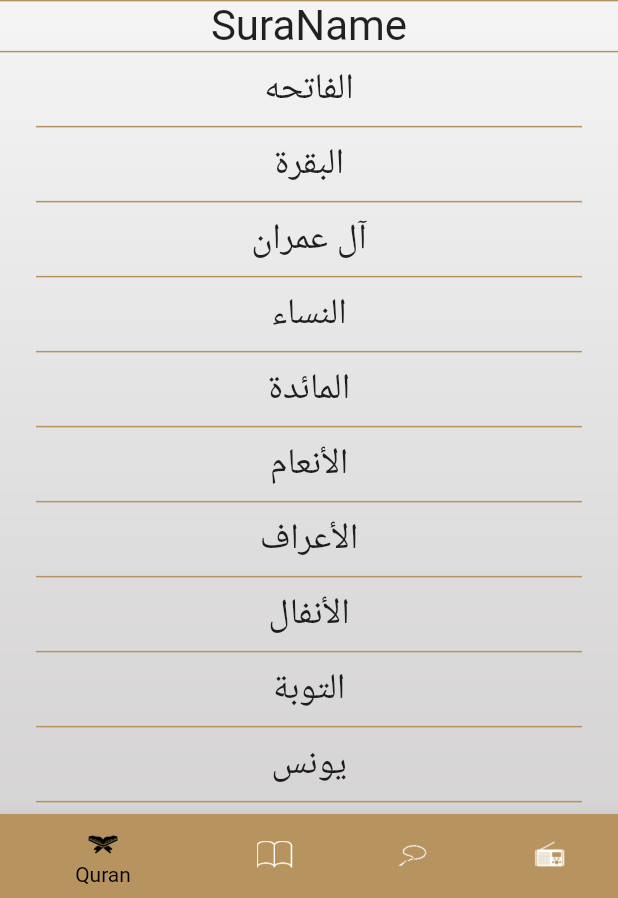
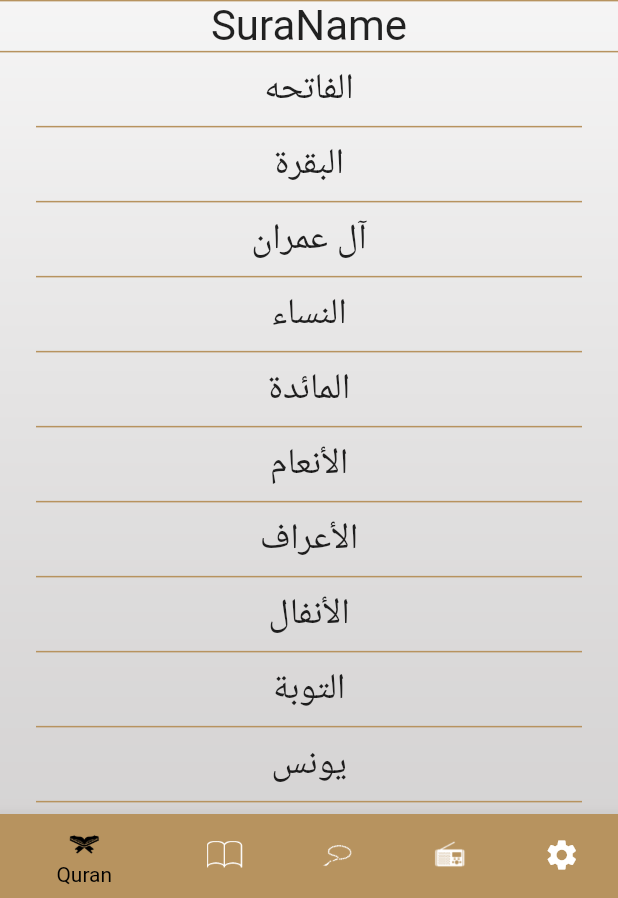
Before and after one commit to mohamednabiltraining/islami-sun-c4, a Flutter app: the screen it shows after launch, on a phone screen of 412 x 824 dp, the part 338-1236 px from its top. Run offline on Flutter 3.47's test engine with Material 2 defaults, Android fonts, the phone set to English and light mode, and no system bars; generated files the repository leaves out were written again.

Commit message:
solved hadeth page finished settings page

```diff
--- a/lib/home/HomeScreen.dart
+++ b/lib/home/HomeScreen.dart
@@ -3,8 +3,11 @@ import 'package:flutter_gen/gen_l10n/app_localizations.dart';
 import 'package:islami_sun/home/hadeth/HadtehTab.dart';
 import 'package:islami_sun/home/quran/QuranTab.dart';
 import 'package:islami_sun/home/radio/RadioTab.dart';
+import 'package:islami_sun/home/settings/SettingsTab.dart';
 import 'package:islami_sun/home/tasbeh/TasbehTab.dart';
 import 'package:islami_sun/main.dart';
+import 'package:islami_sun/providers/AppConfig.dart';
+import 'package:provider/provider.dart';
 
 class HomeScreen extends StatefulWidget {
   static const String routeName = 'Home';
@@ -18,22 +21,21 @@ class _HomeScreenState extends State<HomeScreen> {
 
   @override
   Widget build(BuildContext context) {
+    var provider = Provider.of<AppConfigProvider>(context);
     return Stack(
       children: [
         Image.asset(
-          'assets/images/main_background.png',
+          provider.themeMode == ThemeMode.light
+              ? 'assets/images/main_background.png'
+              : 'assets/images/main_background_dark.png',
           fit: BoxFit.fill,
           width: double.infinity,
         ),
         Scaffold(
-          backgroundColor: Colors.transparent,
           appBar: AppBar(
             title: Text(AppLocalizations.of(context)!.app_title),
           ),
-          bottomNavigationBar: Theme(
-            data: Theme.of(context)
-                .copyWith(canvasColor: MyThemeData.primaryColor),
-            child: BottomNavigationBar(
+          bottomNavigationBar: BottomNavigationBar(
             currentIndex: currentPage,
             onTap: (index) {
               currentPage = index;
@@ -42,19 +44,26 @@ class _HomeScreenState extends State<HomeScreen> {
             backgroundColor: MyThemeData.primaryColor,
             items: [
               BottomNavigationBarItem(
+                  backgroundColor: Theme.of(context).primaryColor,
                   icon: ImageIcon(AssetImage('assets/images/ic_quran.png')),
                   label: AppLocalizations.of(context)!.quran),
               BottomNavigationBarItem(
+                  backgroundColor: Theme.of(context).primaryColor,
                   icon: ImageIcon(AssetImage('assets/images/ic_hadeth.png')),
                   label: AppLocalizations.of(context)!.hadeth),
               BottomNavigationBarItem(
+                  backgroundColor: Theme.of(context).primaryColor,
                   icon: ImageIcon(AssetImage('assets/images/ic_sebha.png')),
                   label: AppLocalizations.of(context)!.sebha),
               BottomNavigationBarItem(
+                  backgroundColor: Theme.of(context).primaryColor,
                   icon: ImageIcon(AssetImage('assets/images/ic_radio.png')),
                   label: AppLocalizations.of(context)!.radio),
+              BottomNavigationBarItem(
+                  backgroundColor: Theme.of(context).primaryColor,
+                  icon: Icon(Icons.settings),
+                  label: 'Settings'),
             ],
-            ),
           ),
           body: Container(
             child: views[currentPage],
@@ -64,5 +73,11 @@ class _HomeScreenState extends State<HomeScreen> {
     );
   }
 
-  List<Widget> views = [QuranTab(), HadethTab(), TasbehTab(), RadioTab()];
+  List<Widget> views = [
+    QuranTab(),
+    HadethTab(),
+    TasbehTab(),
+    RadioTab(),
+    SettingsTab()
+  ];
 }
--- a/lib/home/hadeth/HadtehTab.dart
+++ b/lib/home/hadeth/HadtehTab.dart
@@ -46,9 +46,9 @@ class _HadethTabState extends State<HadethTab> {
     List<HadethItem> ahadtheData = [];
     String fileContent =
         await rootBundle.loadString('assets/files/ahadeth.txt');
-    List<String> ahadeth = fileContent.split('\r\n#');
+    List<String> ahadeth = fileContent.trim().split('\n#');
     for (int i = 0; i < ahadeth.length; i++) {
-      List<String> hadethLines = ahadeth[i].split('\r\n');
+      List<String> hadethLines = ahadeth[i].trim().split('\n');
       if (hadethLines[0].isEmpty) {
         hadethLines.removeAt(0);
       }
--- a/lib/main.dart
+++ b/lib/main.dart
@@ -4,18 +4,24 @@ import 'package:flutter_localizations/flutter_localizations.dart';
 import 'package:islami_sun/home/HomeScreen.dart';
 import 'package:islami_sun/home/hadeth/HadethDetailsScreen.dart';
 import 'package:islami_sun/home/quran/SuraDetailsScreen.dart';
+import 'package:islami_sun/providers/AppConfig.dart';
+import 'package:provider/provider.dart';
 
 void main() {
-  runApp(const MyApp());
+  runApp(ChangeNotifierProvider(
+      create: (context) => AppConfigProvider(), child: const MyApp()));
 }
 
 class MyThemeData {
   static const Color primaryColor = Color.fromARGB(255, 183, 147, 95);
+  static const Color DarkprimaryColor = Color.fromARGB(255, 20, 26, 46);
+  static const Color darkAccentColor = Color.fromARGB(255, 250, 204, 29);
   static ThemeData lightTheme = ThemeData(
     scaffoldBackgroundColor: Colors.transparent,
     bottomNavigationBarTheme: BottomNavigationBarThemeData(
         selectedLabelStyle: TextStyle(color: Colors.black),
         selectedItemColor: Colors.black,
+        unselectedItemColor: Colors.white,
         selectedIconTheme: IconThemeData(color: Colors.black),
         unselectedIconTheme: IconThemeData(color: Colors.white)),
     progressIndicatorTheme:
@@ -35,8 +41,9 @@ class MyThemeData {
     scaffoldBackgroundColor: Colors.transparent,
     bottomNavigationBarTheme: BottomNavigationBarThemeData(
         selectedLabelStyle: TextStyle(color: Colors.black),
-        selectedItemColor: Colors.black,
-        selectedIconTheme: IconThemeData(color: Colors.black),
+        selectedItemColor: darkAccentColor,
+        unselectedItemColor: Colors.white,
+        selectedIconTheme: IconThemeData(color: darkAccentColor),
         unselectedIconTheme: IconThemeData(color: Colors.white)),
     progressIndicatorTheme:
         ProgressIndicatorThemeData(color: MyThemeData.primaryColor),
@@ -49,7 +56,7 @@ class MyThemeData {
         ),
         color: Colors.transparent,
         elevation: 0),
-    primaryColor: MyThemeData.primaryColor,
+    primaryColor: MyThemeData.DarkprimaryColor,
   );
 }
 
@@ -59,10 +66,13 @@ class MyApp extends StatelessWidget {
   // This widget is the root of your application.
   @override
   Widget build(BuildContext context) {
+    AppConfigProvider provider = Provider.of<AppConfigProvider>(context);
     return MaterialApp(
+      locale: Locale(provider.appLanguage),
       title: 'islami',
       theme: MyThemeData.lightTheme,
       darkTheme: MyThemeData.darkTheme,
+      themeMode: provider.themeMode,
       routes: {
         HomeScreen.routeName: (buildContext) => HomeScreen(),
         SuraDetailsScreen.routeName: (buildContext) => SuraDetailsScreen(),
--- /dev/null
+++ b/lib/providers/AppConfig.dart
@@ -0,0 +1,25 @@
+import 'package:flutter/material.dart';
+
+class AppConfigProvider extends ChangeNotifier {
+  String appLanguage = 'en'; // Todo:read this value from sharedpreferences
+  ThemeMode themeMode =
+      ThemeMode.light; // Todo:read this value from sharedprefences
+  void changeLanguage(String newLanguage) {
+    if (newLanguage == appLanguage) return;
+    appLanguage = newLanguage;
+    //Todo:save language to sharedpreferences
+    notifyListeners();
+  }
+
+  String getSelectedLanguageText() {
+    if (appLanguage == 'en') return 'English';
+    return 'العربيه';
+  }
+
+  void changeTheme(ThemeMode mode) {
+    if (mode == themeMode) return;
+    themeMode = mode;
+    // Todo:save theme in sharedprefences
+    notifyListeners();
+  }
+}
--- a/pubspec.yaml
+++ b/pubspec.yaml
@@ -34,7 +34,7 @@ dependencies:
     sdk: flutter
 
   intl: ^0.17.0 # Add this line
-
+  provider: ^6.0.1
 
 
   # The following adds the Cupertino Icons font to your application.
```
Also changed, not shown: lib/home/settings/LanguageBottomSheet.dart (added, +69 -0 lines), lib/home/settings/SettingsTab.dart (added, +82 -0 lines), lib/home/settings/ThemeBottomSheet.dart (added, +69 -0 lines), assets/images/main_background_dark.png (added), assets/images/main_background_dark@2x.png (added), assets/images/main_background_dark@3x.png (added), pubspec.lock. Lines whose indentation alone changed are shown as unchanged.
